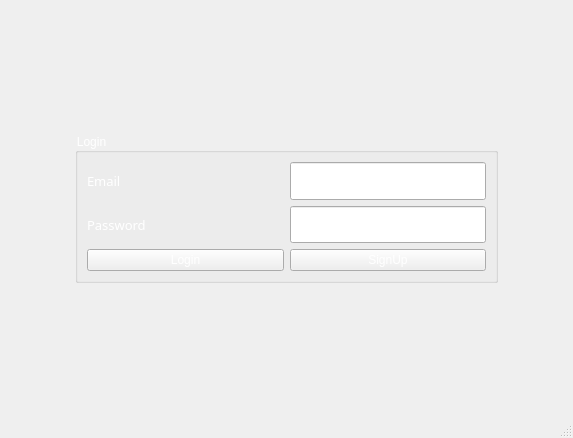
Qt form mainwindow.ui (razashahid107/NOTEPAD-QT) before a commit.
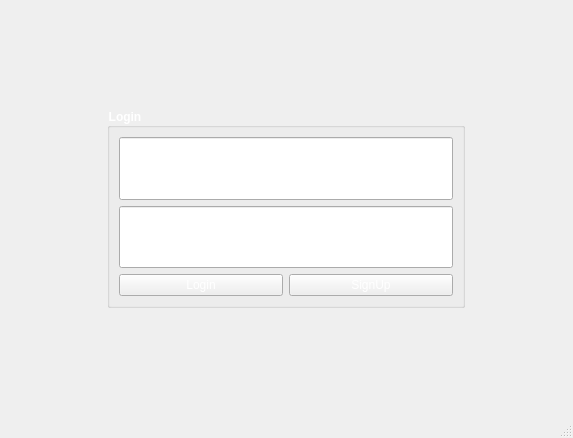
The same form after that commit. Icons and pictures are not drawn.

What changed in the file:
```diff
--- a/mainwindow.ui
+++ b/mainwindow.ui
@@ -43,10 +43,16 @@
       </property>
       <property name="maximumSize">
        <size>
-        <width>423</width>
-        <height>150</height>
+        <width>358</width>
+        <height>200</height>
        </size>
       </property>
+      <property name="font">
+       <font>
+        <weight>75</weight>
+        <bold>true</bold>
+       </font>
+      </property>
       <property name="autoFillBackground">
        <bool>false</bool>
       </property>
@@ -57,7 +63,46 @@
        <string>Login</string>
       </property>
       <layout class="QGridLayout" name="gridLayout_2">
-       <item row="3" column="0" colspan="2">
+       <item row="0" column="0">
+        <layout class="QGridLayout" name="gridLayout">
+         <item row="0" column="0">
+          <widget class="QLineEdit" name="lineEdit_email">
+           <property name="sizePolicy">
+            <sizepolicy hsizetype="Preferred" vsizetype="Preferred">
+             <horstretch>0</horstretch>
+             <verstretch>0</verstretch>
+            </sizepolicy>
+           </property>
+           <property name="styleSheet">
+            <string notr="true">color: rgb(255, 255, 255);</string>
+           </property>
+           <property name="text">
+            <string/>
+           </property>
+          </widget>
+         </item>
+         <item row="1" column="0">
+          <widget class="QLineEdit" name="lineEdit_Password">
+           <property name="sizePolicy">
+            <sizepolicy hsizetype="Preferred" vsizetype="Preferred">
+             <horstretch>0</horstretch>
+             <verstretch>0</verstretch>
+            </sizepolicy>
+           </property>
+           <property name="styleSheet">
+            <string notr="true">color: rgb(255, 255, 255);</string>
+           </property>
+           <property name="text">
+            <string/>
+           </property>
+           <property name="echoMode">
+            <enum>QLineEdit::Password</enum>
+           </property>
+          </widget>
+         </item>
+        </layout>
+       </item>
+       <item row="1" column="0">
         <layout class="QHBoxLayout" name="horizontalLayout">
          <item>
           <widget class="QPushButton" name="pushButton_Login">
@@ -81,69 +126,6 @@
          </item>
         </layout>
        </item>
-       <item row="2" column="0">
-        <widget class="QLabel" name="label_Password">
-         <property name="font">
-          <font>
-           <family>Arial Rounded MT Bold</family>
-           <pointsize>10</pointsize>
-          </font>
-         </property>
-         <property name="styleSheet">
-          <string notr="true">color: rgb(255, 255, 255);</string>
-         </property>
-         <property name="text">
-          <string>Password</string>
-         </property>
-        </widget>
-       </item>
-       <item row="1" column="0">
-        <widget class="QLabel" name="label_Email">
-         <property name="font">
-          <font>
-           <family>Arial Rounded MT Bold</family>
-           <pointsize>10</pointsize>
-          </font>
-         </property>
-         <property name="styleSheet">
-          <string notr="true">color: rgb(255, 255, 255);
-border-color: rgb(255, 255, 255);
-selection-background-color: rgb(255, 255, 255);</string>
-         </property>
-         <property name="text">
-          <string>Email</string>
-         </property>
-        </widget>
-       </item>
-       <item row="2" column="1">
-        <widget class="QLineEdit" name="lineEdit_Password">
-         <property name="sizePolicy">
-          <sizepolicy hsizetype="Preferred" vsizetype="Preferred">
-           <horstretch>0</horstretch>
-           <verstretch>0</verstretch>
-          </sizepolicy>
-         </property>
-         <property name="styleSheet">
-          <string notr="true">color: rgb(255, 255, 255);</string>
-         </property>
-         <property name="echoMode">
-          <enum>QLineEdit::Password</enum>
-         </property>
-        </widget>
-       </item>
-       <item row="1" column="1">
-        <widget class="QLineEdit" name="lineEdit_email">
-         <property name="sizePolicy">
-          <sizepolicy hsizetype="Preferred" vsizetype="Preferred">
-           <horstretch>0</horstretch>
-           <verstretch>0</verstretch>
-          </sizepolicy>
-         </property>
-         <property name="styleSheet">
-          <string notr="true">color: rgb(255, 255, 255);</string>
-         </property>
-        </widget>
-       </item>
       </layout>
      </widget>
     </item>
```
Left out of the diff: 3 changed lines with no effect on the pictures.
